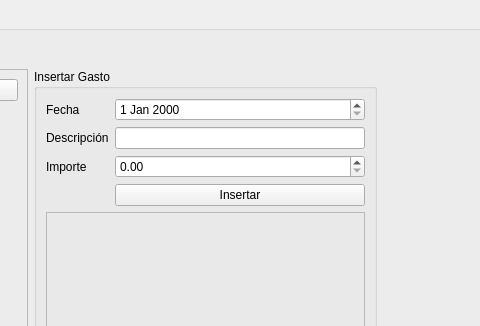
Old version of the form RumbaBurger/form_gastos.ui in the repository yordanlp/RumbaBurger; both pictures show x 592 to 1072 and y 0 to 326 of the 1334 by 848 pixel window.
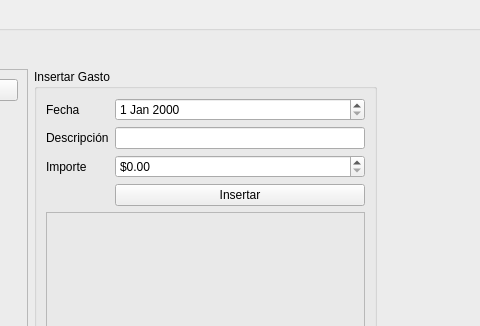
New version of the form.

```diff
--- a/RumbaBurger/form_gastos.ui
+++ b/RumbaBurger/form_gastos.ui
@@ -122,6 +122,12 @@
          </item>
          <item row="2" column="1">
           <widget class="QDoubleSpinBox" name="sb_importe">
+           <property name="prefix">
+            <string>$</string>
+           </property>
+           <property name="suffix">
+            <string/>
+           </property>
            <property name="maximum">
             <double>1000000000000000.000000000000000</double>
            </property>
```
